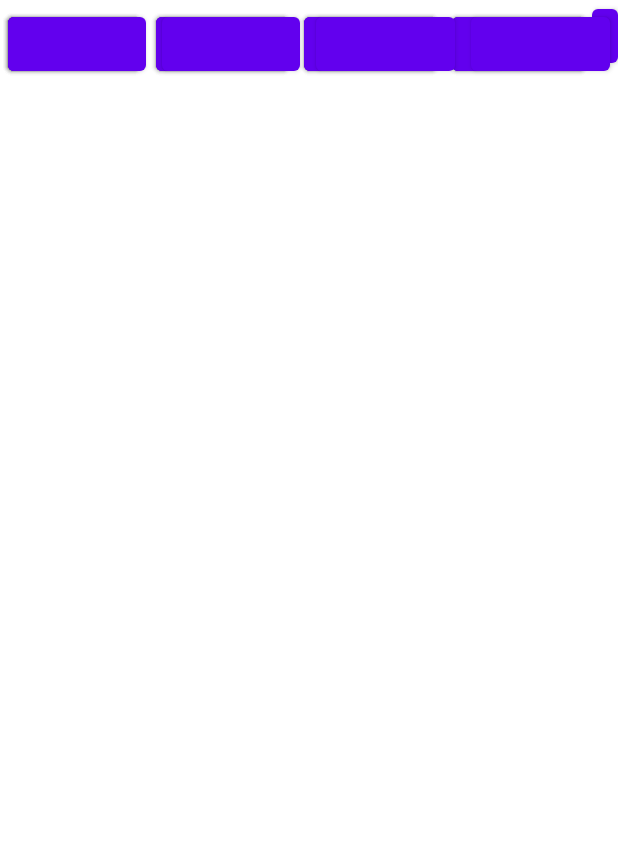
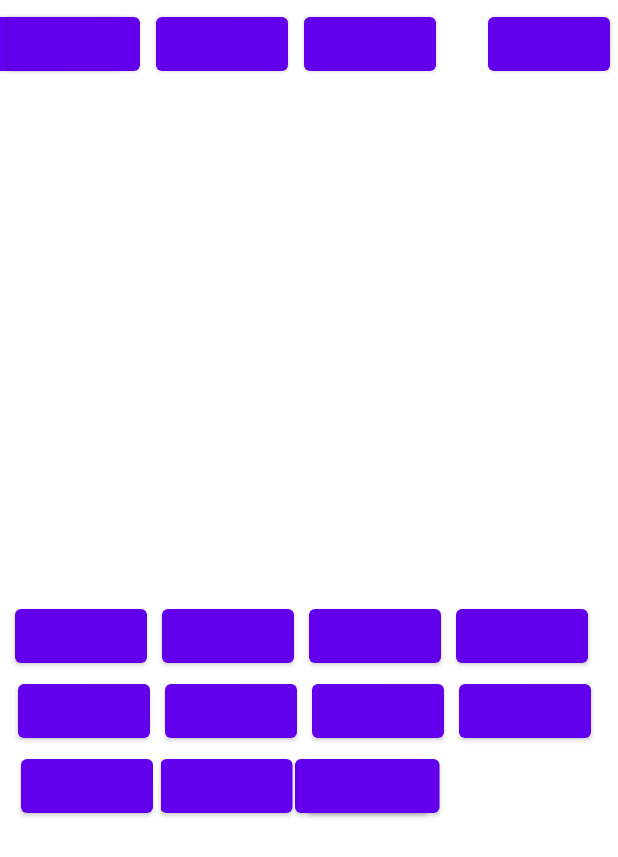
Before and after one commit to uOttawa-Summer2022/Group_13_Lab_1, an Android app: the screen it shows after launch (MainActivity), on a phone screen of 412 x 824 dp. Shown: the top 857 px of the screen. Run offline under Robolectric (Android 15) with nearby library versions, the phone set to English and light mode, and no system bars; our stand-ins replace navigation-ui; 5 statements that could not run were skipped.

```diff
--- a/app/src/main/java/com/example/tester2/MainActivity.java
+++ b/app/src/main/java/com/example/tester2/MainActivity.java
@@ -25,10 +25,6 @@ import android.widget.Button;
 import android.widget.TextView;
 
 import java.math.BigDecimal;
-
-import javax.script.ScriptEngine;
-import javax.script.ScriptEngineManager;
-import javax.script.ScriptException;
 
 public class MainActivity extends AppCompatActivity {
 
--- a/app/src/main/res/layout/activity_main.xml
+++ b/app/src/main/res/layout/activity_main.xml
@@ -21,67 +21,132 @@
             android:id="@+id/btn1"
             android:layout_width="wrap_content"
             android:layout_height="wrap_content"
-            android:layout_margin="5dp"
-            android:layout_marginTop="100dp"
-            android:layout_marginBottom="2000dp"
-            android:text="@string/btn1" />
+            android:layout_marginStart="10dp"
+            android:layout_marginBottom="300dp"
+            android:text="@string/btn1"
+            android:translationY="400dp" />
 
-        <Button android:id="@+id/btn2"
+        <Button
+            android:id="@+id/btn2"
             android:layout_width="wrap_content"
             android:layout_height="wrap_content"
-            android:layout_margin="5dp"
-            android:text="@string/btn2"/>
+            android:layout_marginStart="10dp"
+            android:layout_marginBottom="300dp"
+            android:text="@string/btn2"
+            android:translationY="400dp" />
 
         <Button
             android:id="@+id/btn3"
             android:layout_width="wrap_content"
             android:layout_height="wrap_content"
-            android:layout_margin="5dp"
-            android:text="@string/btn3" />
+            android:layout_marginStart="10dp"
+            android:layout_marginBottom="300dp"
+            android:text="@string/btn2"
+            android:translationY="400dp" />
 
-        <Button android:id="@+id/btn_plus"
+        <Button android:id="@+id/btn4"
+            android:layout_width="wrap_content"
+            android:layout_height="wrap_content"
+            android:layout_marginStart="10dp"
+            android:layout_marginBottom="300dp"
+            android:text="@string/btn2"
+            android:translationY="400dp" />
+
+        <Button
+            android:id="@+id/btn5"
+            android:layout_width="wrap_content"
+            android:layout_height="wrap_content"
+            android:layout_marginStart="-100dp"
+            android:layout_marginBottom="300dp"
+            android:text="@string/btn2"
+            android:translationX="-280dp"
+            android:translationY="450dp" />
+
+        <Button android:id="@+id/btn6"
+            android:layout_width="wrap_content"
+            android:layout_height="wrap_content"
+            android:layout_marginStart="-100dp"
+            android:layout_marginBottom="300dp"
+            android:text="@string/btn2"
+            android:translationX="-170dp"
+            android:translationY="450dp" />
+
+        <Button
+            android:id="@+id/btn7"
+            android:layout_width="wrap_content"
+            android:layout_height="wrap_content"
+            android:layout_marginStart="-100dp"
+            android:layout_marginBottom="300dp"
+            android:text="@string/btn2"
+            android:translationX="-60dp"
+            android:translationY="450dp" />
+
+        <Button
+            android:id="@+id/btn8"
+            android:layout_width="wrap_content"
+            android:layout_height="wrap_content"
+            android:layout_marginStart="-100dp"
+            android:layout_marginBottom="300dp"
+            android:text="@string/btn2"
+            android:translationX="50dp"
+            android:translationY="450dp" />
+
+        <Button
+            android:id="@+id/btn9"
+            android:layout_width="wrap_content"
+            android:layout_height="wrap_content"
+            android:layout_marginStart="-100dp"
+            android:layout_marginBottom="300dp"
+            android:text="@string/btn2"
+            android:translationX="-230dp"
+            android:translationY="500dp" />
+
+        <Button
+            android:id="@+id/button0"
+            android:layout_width="wrap_content"
+            android:layout_height="wrap_content"
+            android:layout_marginStart="-100dp"
+            android:layout_marginBottom="300dp"
+            android:text="@string/btn2"
+            android:translationX="-125dp"
+            android:translationY="500dp" />
+
+        <Button
+            android:id="@+id/button9"
             android:layout_width="wrap_content"
             android:layout_height="wrap_content"
             android:layout_margin="5dp"
-            android:text="@string/plus"/>
-
-        <Button
-            android:id="@+id/btn_equal"
-            android:layout_width="0dp"
-            android:layout_height="wrap_content"
-            android:layout_weight="1"
-            android:text="@string/equal" />
+            android:text="@string/btn7" />
     </TableRow>
     <TableRow android:layout_width="match_parent"
         android:layout_height="match_parent">
-        <Button android:id="@+id/button5"
+
+        <Button
+            android:id="@+id/btn_decimal"
             android:layout_width="wrap_content"
             android:layout_height="wrap_content"
-            android:layout_margin="5dp"
-            android:text="@string/btn4"/>
-        <Button android:id="@+id/button6"
-            android:layout_width="wrap_content"
-            android:layout_height="wrap_content"
-            android:layout_margin="5dp"
-            android:text="@string/btn5"/>
-        <Button android:id="@+id/button7"
+            android:layout_marginStart="-100dp"
+            android:layout_marginBottom="300dp"
+            android:text="@string/btn2"
+            android:translationX="305dp"
+            android:translationY="500dp" />
+        <Button android:id="@+id/btn_multiplication"
             android:layout_width="wrap_content"
             android:layout_height="wrap_content"
             android:layout_margin="5dp"
             android:text="@string/btn6"/>
-        <Button android:id="@+id/button8"
+        <Button android:id="@+id/btn_addition"
             android:layout_width="wrap_content"
             android:layout_height="wrap_content"
-            android:layout_margin="5dp"
-            android:text="@string/minus"/>
+            android:layout_marginStart="-100dp"
+            android:layout_marginBottom="300dp"
+            android:text="@string/minus"
+            android:translationX="210dp"
+            android:translationY="500dp" />
     </TableRow>
     <TableRow android:layout_width="match_parent"
         android:layout_height="match_parent">
-        <Button android:id="@+id/button9"
-            android:layout_width="wrap_content"
-            android:layout_height="wrap_content"
-            android:layout_margin="5dp"
-            android:text="@string/btn7"/>
+
         <Button android:id="@+id/button10"
             android:layout_width="wrap_content"
             android:layout_height="wrap_content"
@@ -100,30 +165,7 @@
     </TableRow>
     <TableRow android:layout_width="match_parent"
         android:layout_height="match_parent">
-        <Button android:id="@+id/btn_clear"
-            android:layout_width="0dp"
-            android:layout_height="wrap_content"
-            android:layout_margin="5dp"
-            android:layout_weight="1"
-            android:text="@string/btn_clear"/>
-        <Button android:id="@+id/btn0"
-            android:layout_width="0dp"
-            android:layout_height="wrap_content"
-            android:layout_margin="5dp"
-            android:layout_weight="1"
-            android:text="@string/btn0"/>
-        <Button android:id="@+id/btn_dot"
-            android:layout_width="0dp"
-            android:layout_height="wrap_content"
-            android:layout_margin="5dp"
-            android:layout_weight="1"
-            android:text="@string/btn_dot"/>
-        <Button android:id="@+id/button16"
-            android:layout_width="0dp"
-            android:layout_height="wrap_content"
-            android:layout_margin="5dp"
-            android:layout_weight="1"
-            android:text="@string/division"/>
+
     </TableRow>
     <TableRow android:layout_width="match_parent"
         android:layout_height="match_parent">
--- /dev/null
+++ b/app/src/main/res/values/ids.xml
@@ -0,0 +1,5 @@
+<?xml version="1.0" encoding="utf-8"?>
+<resources>
+    <item name="nav_host_fragment_content_main" type="id" />
+    <item name="nav_host_fragment_content_main" type="id" />
+</resources>
```
